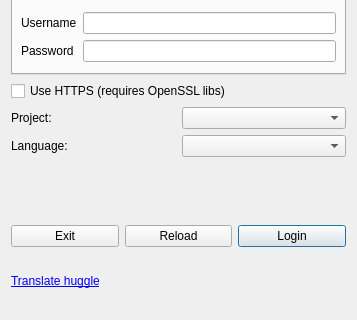
huggle/huggle3-qt-lx, file huggle/login.ui: the form before one commit; both pictures show x 0 to 357 and y 160 to 480 of the 357 by 480 pixel window.
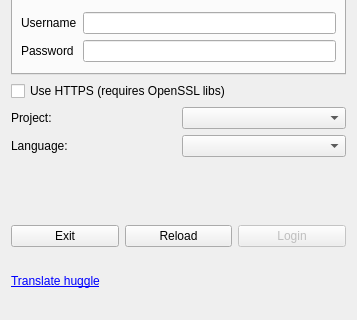
The form after the commit. Icons and pictures are not drawn.

Commit message: Disable login button if incomplete details

The edit to the form file:
```diff
--- a/huggle/login.ui
+++ b/huggle/login.ui
@@ -270,6 +270,9 @@
      </item>
      <item>
       <widget class="QPushButton" name="ButtonOK">
+       <property name="enabled">
+        <bool>false</bool>
+       </property>
        <property name="text">
         <string notr="true">Login</string>
        </property>
```
Left out of the diff: 8 changed lines with no effect on the pictures. The commit also changes 2 other files.
